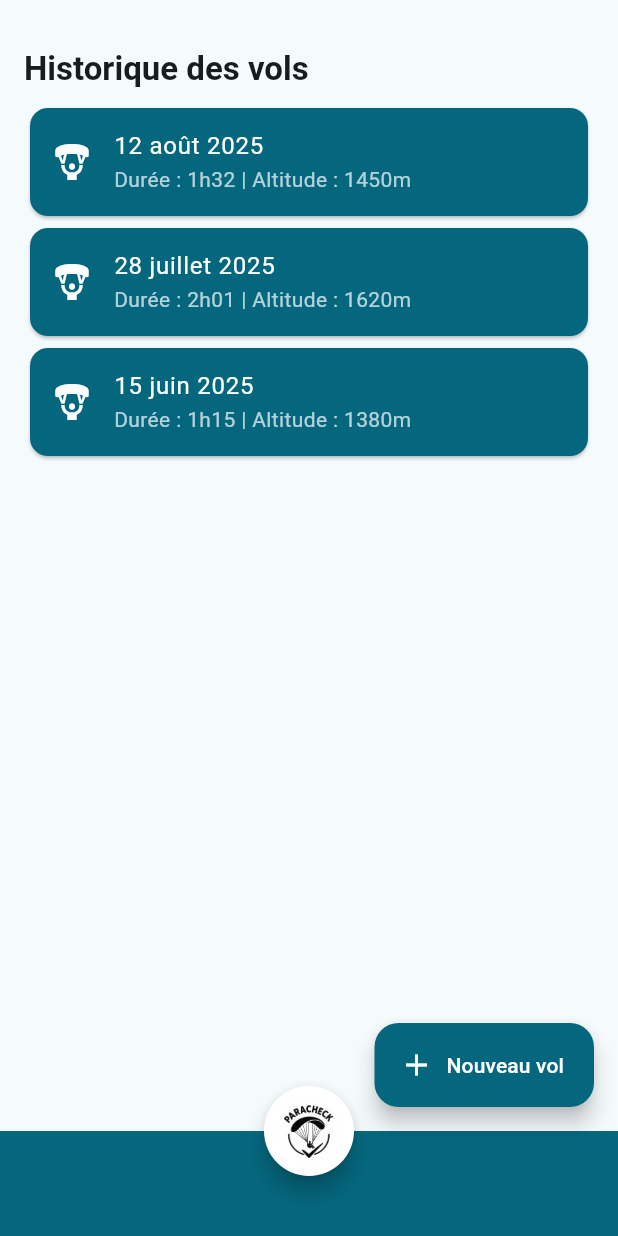
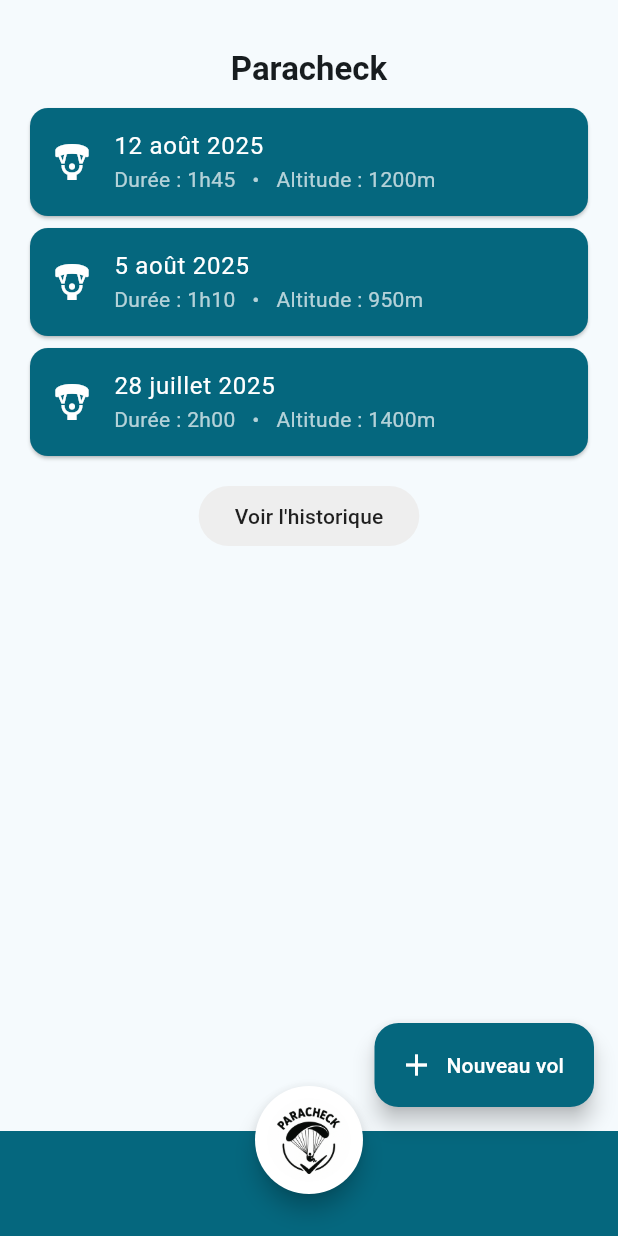
Before and after one commit to Diego-PB/ParaCheck, a Flutter app: the screen it shows after launch, on a phone screen of 412 x 824 dp. Run offline on Flutter 3.47's test engine with Material 3 defaults, Android fonts, the phone set to English and light mode, and no system bars.

Commit message:
init flights models

```diff
--- /dev/null
+++ b/app/paracheck/lib/models/flights.dart
@@ -0,0 +1,30 @@
+class Flight {
+  String date; // Exemple : '12 août 2025'
+  String duration; // Exemple : '1h45'
+  int altitude; // En mètres
+
+  Flight({
+    required this.date,
+    required this.duration,
+    required this.altitude,
+  });
+
+  Map<String, dynamic> toJson() => {
+        'date': date,
+        'duration': duration,
+        'altitude': altitude,
+      };
+
+  factory Flight.fromJson(Map<String, dynamic> json) => Flight(
+        date: json['date'],
+        duration: json['duration'],
+        altitude: json['altitude'],
+      );
+}
+
+// Quelques exemples de vols en dur
+final List<Flight> sampleFlights = [
+  Flight(date: '12 août 2025', duration: '1h45', altitude: 1200),
+  Flight(date: '5 août 2025', duration: '1h10', altitude: 950),
+  Flight(date: '28 juillet 2025', duration: '2h00', altitude: 1400),
+];
--- a/app/paracheck/lib/pages/home_page.dart
+++ b/app/paracheck/lib/pages/home_page.dart
@@ -1,5 +1,6 @@
 import 'package:flutter/material.dart';
 import '../widgets/logo_widget.dart';
+import '../models/flights.dart'; // <-- Import du modèle de vols
 
 class HomePage extends StatelessWidget {
   const HomePage({Key? key}) : super(key: key);
@@ -22,13 +23,13 @@ class HomePage extends StatelessWidget {
               right: 16,
               bottom: 8,
             ),
-            child: Align(
-              alignment: Alignment.centerLeft,
+            child: Center(
               child: Text(
-                'Historique des vols',
-                style: Theme.of(
-                  context,
-                ).textTheme.titleLarge?.copyWith(fontWeight: FontWeight.bold),
+                'Paracheck',
+                style: Theme.of(context)
+                    .textTheme
+                    .titleLarge
+                    ?.copyWith(fontWeight: FontWeight.bold),
               ),
             ),
           ),
@@ -36,48 +37,40 @@ class HomePage extends StatelessWidget {
             child: ListView(
               padding: const EdgeInsets.symmetric(horizontal: 16),
               children: [
-                Card(
+                // Utilisation des données de sampleFlights
+                ...sampleFlights.map((flight) => Card(
                   color: Theme.of(context).colorScheme.primary,
                   child: ListTile(
                     leading: const Icon(Icons.paragliding, color: Colors.white),
-                    title: const Text(
-                      '12 août 2025',
-                      style: TextStyle(color: Colors.white),
+                    title: Text(
+                      flight.date,
+                      style: const TextStyle(color: Colors.white),
                     ),
-                    subtitle: const Text(
-                      'Durée : 1h32 | Altitude : 1450m',
-                      style: TextStyle(color: Colors.white70),
+                    subtitle: Text(
+                      'Durée : ${flight.duration}   •   Altitude : ${flight.altitude}m',
+                      style: const TextStyle(color: Colors.white70),
                     ),
                   ),
-                ),
-                Card(
-                  color: Theme.of(context).colorScheme.primary,
-                  child: ListTile(
-                    leading: const Icon(Icons.paragliding, color: Colors.white),
-                    title: const Text(
-                      '28 juillet 2025',
-                      style: TextStyle(color: Colors.white),
+                )),
+                const SizedBox(height: 12),
+                Center(
+                  child: OutlinedButton(
+                    style: OutlinedButton.styleFrom(
+                      backgroundColor: Colors.grey[200],
+                      foregroundColor: Colors.black87,
+                      shape: RoundedRectangleBorder(
+                        borderRadius: BorderRadius.circular(20),
+                      ),
+                      side: BorderSide.none,
+                      padding: const EdgeInsets.symmetric(horizontal: 24, vertical: 10),
                     ),
-                    subtitle: const Text(
-                      'Durée : 2h01 | Altitude : 1620m',
-                      style: TextStyle(color: Colors.white70),
-                    ),
+                    onPressed: () {
+                      // Action à définir plus tard
+                    },
+                    child: const Text('Voir l\'historique'),
                   ),
                 ),
-                Card(
-                  color: Theme.of(context).colorScheme.primary,
-                  child: ListTile(
-                    leading: const Icon(Icons.paragliding, color: Colors.white),
-                    title: const Text(
-                      '15 juin 2025',
-                      style: TextStyle(color: Colors.white),
-                    ),
-                    subtitle: const Text(
-                      'Durée : 1h15 | Altitude : 1380m',
-                      style: TextStyle(color: Colors.white70),
-                    ),
-                  ),
-                ),
+                const SizedBox(height: 8),
               ],
             ),
           ),
@@ -99,14 +92,19 @@ class HomePage extends StatelessWidget {
                   elevation: 6,
                   color: Colors.white,
                   child: InkWell(
-                    customBorder: const CircleBorder(),
-                    onTap: () {}, // Ne fait rien pour l'instant
-                    child: SizedBox(
-                      width: 60,
-                      height: 60,
-                      child: Padding(
-                        padding: const EdgeInsets.all(8.0),
-                        child: LogoWidget(size: 44),
+                    borderRadius: BorderRadius.circular(40),
+                    onTap: () {},
+                    child: Padding(
+                      padding: const EdgeInsets.all(8.0),
+                      child: SizedBox(
+                        width: 56,
+                        height: 56,
+                        child: ClipOval(
+                          child: Image.asset(
+                            'lib/assets/Paracheck_logo.png',
+                            fit: BoxFit.cover,
+                          ),
+                        ),
                       ),
                     ),
                   ),
```
Also changed, not shown: app/paracheck/lib/pages/splash_screen.dart (+2 -26 lines).
